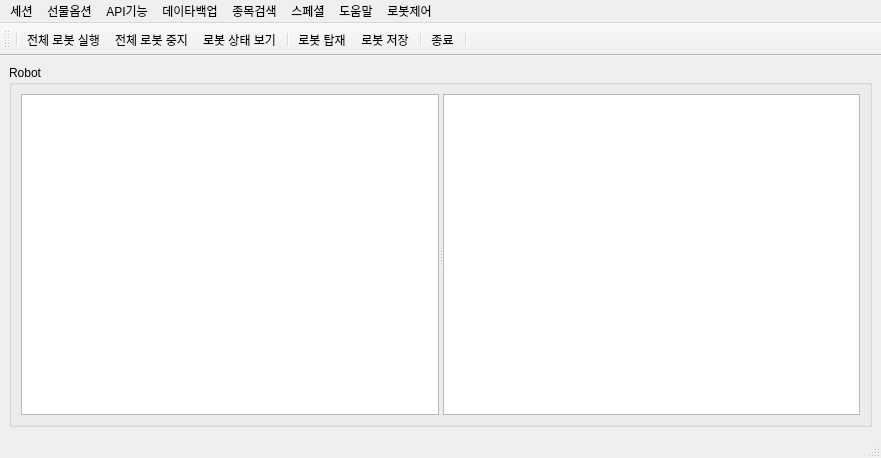
Above: UI/mymoneybot_man.ui from skygoldfish/SkyBot before the change. Below: the same form after it.
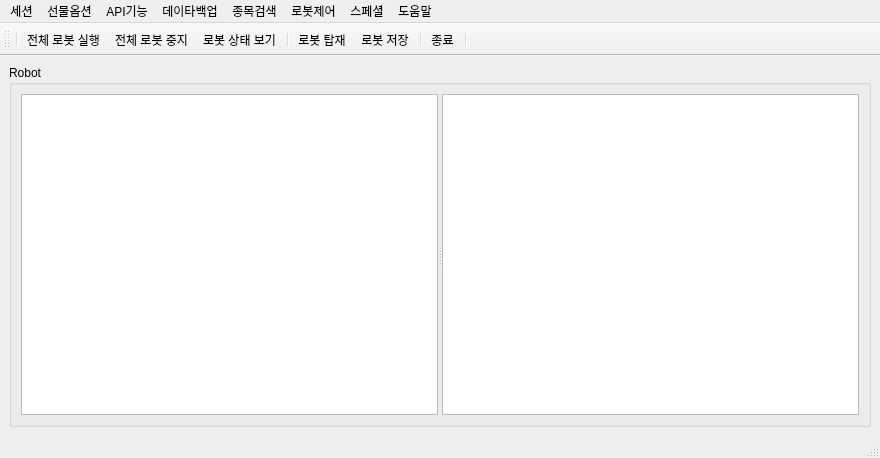
That is the form after the change. Icons and pictures are not drawn.

Diff of the .ui file:
```diff
--- a/UI/mymoneybot_man.ui
+++ b/UI/mymoneybot_man.ui
@@ -6,7 +6,7 @@
    <rect>
     <x>0</x>
     <y>0</y>
-    <width>881</width>
+    <width>880</width>
     <height>458</height>
    </rect>
   </property>
@@ -163,9 +163,9 @@
    <addaction name="menu_2"/>
    <addaction name="menu_4"/>
    <addaction name="menu_5"/>
+   <addaction name="menuRobot"/>
    <addaction name="menu_6"/>
    <addaction name="menu_3"/>
-   <addaction name="menuRobot"/>
   </widget>
   <widget class="QStatusBar" name="statusbar"/>
   <widget class="QToolBar" name="toolBar">
```
